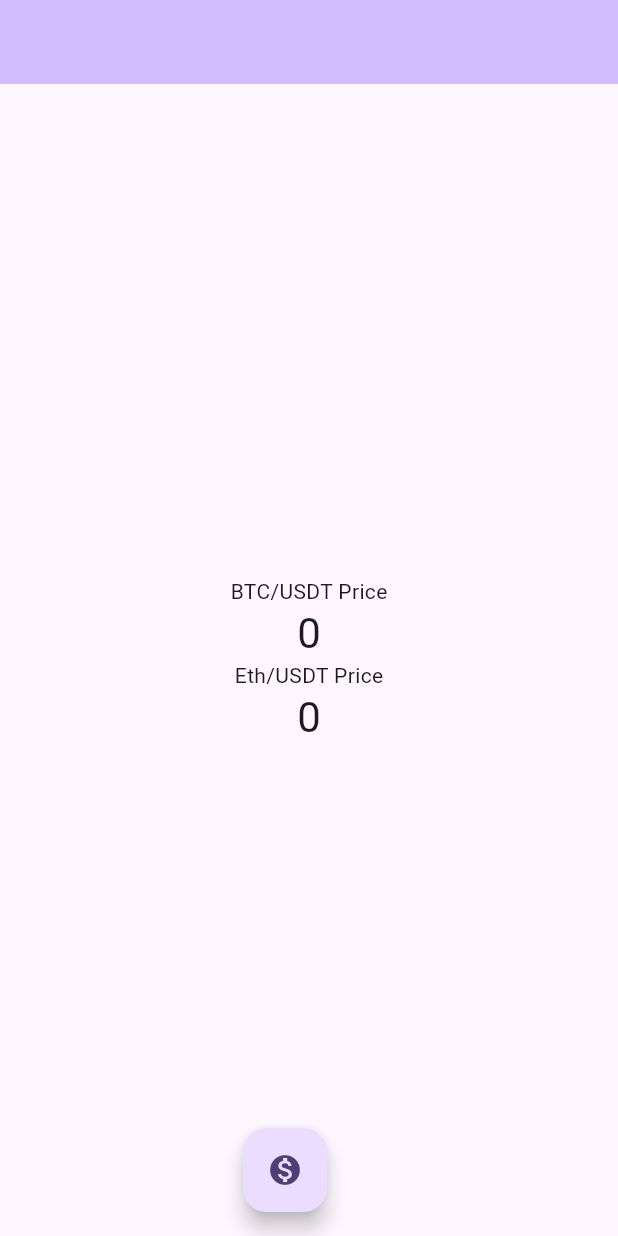
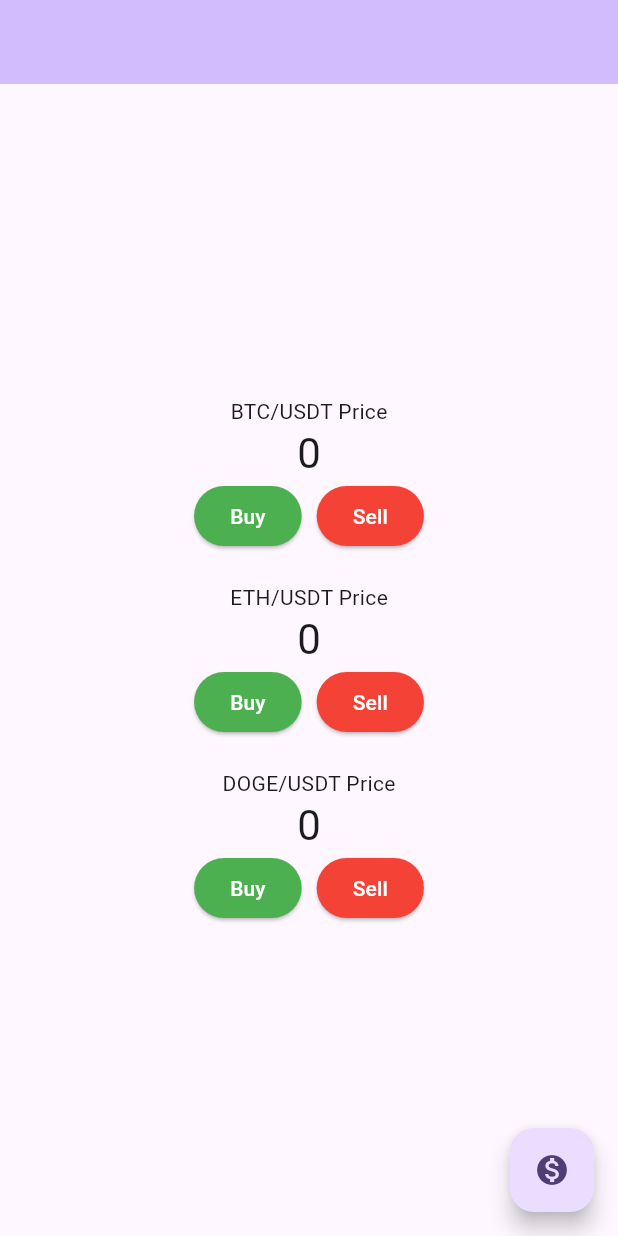
Before and after one commit to boraddhruvil771/flutterwebsocketexample, a Flutter app: the screen it shows after launch, after a tap on the "monetization on" icon, on a phone screen of 412 x 824 dp. Run offline on Flutter 3.47's test engine with Material 2 defaults, Android fonts, the phone set to English and light mode, and no system bars; our stand-ins replace flutter_bloc; network calls fail.

Commit message:
added eth and doge

```diff
--- a/lib/cubit/websocket_demo_cubit.dart
+++ b/lib/cubit/websocket_demo_cubit.dart
@@ -1,32 +1,62 @@
+import 'dart:convert';
+
+import 'package:flutter/cupertino.dart';
 import 'package:flutter_bloc/flutter_bloc.dart';
-import 'package:flutter/cupertino.dart';
 import 'package:web_socket_channel/io.dart';
 
 part 'websocket_demo_state.dart';
 
+// websocket_demo_cubit.dart
+
 class WebsocketDemoCubit extends Cubit<WebsocketDemoState> {
-  late IOWebSocketChannel channel;
-  final List<String> messages = [];
+  late IOWebSocketChannel btcChannel;
+  late IOWebSocketChannel ethChannel;
+  late IOWebSocketChannel dogeChannel;
 
   WebsocketDemoCubit() : super(WebsocketDemoInitial());
 
   void connectWebSocket() {
     emit(WebsocketDemoConnecting());
-    Future.delayed(
-      const Duration(milliseconds: 200),
-      () {
-        channel = IOWebSocketChannel.connect('ws://echo.websocket.org');
-        emit(WebsocketDemoConnected(messages: []));
-        channel.stream.listen((message) {
-          print("message----> $message");
-          messages.add(message);
-          emit(WebsocketDemoConnected(messages: messages));
+
+    // Connect to BTC, ETH, and DOGE WebSocket streams
+    btcChannel = IOWebSocketChannel.connect(
+        'wss://stream.binance.com:9443/ws/btcusdt@trade');
+    ethChannel = IOWebSocketChannel.connect(
+        'wss://stream.binance.com:9443/ws/ethusdt@trade');
+    dogeChannel = IOWebSocketChannel.connect(
+        'wss://stream.binance.com:9443/ws/dogeusdt@trade');
+
+    // Listen for BTC price updates
+    btcChannel.stream.listen((btcMessage) {
+      final btcData = jsonDecode(btcMessage);
+      final btcPrice = btcData['p'];
+
+      // Listen for ETH price updates
+      ethChannel.stream.listen((ethMessage) {
+        final ethData = jsonDecode(ethMessage);
+        final ethPrice = ethData['p'];
+
+        // Listen for DOGE price updates
+        dogeChannel.stream.listen((dogeMessage) {
+          final dogeData = jsonDecode(dogeMessage);
+          final dogePrice = dogeData['p'];
+
+          emit(WebsocketDemoConnected(
+            btcPrice: btcPrice,
+            ethPrice: ethPrice,
+            dogePrice: dogePrice,
+            messages: [],
+          ));
         });
-      },
-    );
+      });
+    });
   }
 
-  void sendMessage(String message) {
-    channel.sink.add(message);
+  void disconnectWebSocket() {
+    btcChannel.sink.close();
+    ethChannel.sink.close();
+    dogeChannel.sink.close();
   }
+
+  void sendMessage(String message) {}
 }
--- a/lib/cubit/websocket_demo_state.dart
+++ b/lib/cubit/websocket_demo_state.dart
@@ -8,7 +8,15 @@ final class WebsocketDemoInitial extends WebsocketDemoState {}
 final class WebsocketDemoConnecting extends WebsocketDemoState {}
 
 final class WebsocketDemoConnected extends WebsocketDemoState {
+  final String btcPrice;
+  final String ethPrice;
+  final String dogePrice;
   final List<String> messages;
 
-  WebsocketDemoConnected({required this.messages});
+  WebsocketDemoConnected({
+    required this.btcPrice,
+    required this.ethPrice,
+    required this.dogePrice,
+    required this.messages,
+  });
 }
--- a/lib/main.dart
+++ b/lib/main.dart
@@ -1,8 +1,5 @@
-import 'dart:convert';
-
 import 'package:flutter/material.dart';
 import 'package:flutter_bloc/flutter_bloc.dart';
-import 'package:web_socket_channel/io.dart';
 
 import 'cubit/websocket_demo_cubit.dart';
 
@@ -19,6 +16,7 @@ class MyApp extends StatelessWidget {
       create: (context) => WebsocketDemoCubit(),
       child: MaterialApp(
         title: 'Flutter Demo',
+        debugShowCheckedModeBanner: false,
         theme: ThemeData(
           colorScheme: ColorScheme.fromSeed(seedColor: Colors.deepPurple),
           useMaterial3: true,
@@ -41,34 +39,6 @@ class MyHomePage extends StatefulWidget {
 }
 
 class _MyHomePageState extends State<MyHomePage> {
-  String _price = "0";
-  String _ethPrice = "0";
-
-  void _incrementCounter() {
-    streamListener();
-  }
-
-  void closeConnection() {
-    channel.sink.close();
-  }
-
-  final channel = IOWebSocketChannel.connect(
-      'wss://stream.binance.com:9443/ws/btcusdt@trade');
-
-  streamListener() {
-    channel.stream.listen((message) {
-      // channel.sink.add('received!');
-      // channel.sink.close(status.goingAway);
-      Map getData = jsonDecode(message);
-      setState(() {
-        _price = getData['p'];
-        _ethPrice = getData['q'];
-      });
-      print(getData['p']);
-      print(getData['q']);
-    });
-  }
-
   @override
   Widget build(BuildContext context) {
     return Scaffold(
@@ -77,41 +47,127 @@ class _MyHomePageState extends State<MyHomePage> {
         title: Text(widget.title),
       ),
       body: Center(
-        child: Column(
+        child: BlocBuilder<WebsocketDemoCubit, WebsocketDemoState>(
+          builder: (context, state) {
+            String btcPrice = "0";
+            String ethPrice = "0";
+            String dogePrice = "0";
+
+            if (state is WebsocketDemoConnected) {
+              btcPrice = state.btcPrice;
+              ethPrice = state.ethPrice;
+              dogePrice = state.dogePrice;
+            }
+
+            return Column(
               mainAxisAlignment: MainAxisAlignment.center,
               children: <Widget>[
-            const Text(
-              'BTC/USDT Price',
-            ),
+                const Text('BTC/USDT Price'),
                 Text(
-              _price,
+                  btcPrice,
                   style: Theme.of(context).textTheme.headlineMedium,
                 ),
-            const Text(
-              'Eth/USDT Price',
+                Row(
+                  mainAxisAlignment: MainAxisAlignment.center,
+                  children: [
+                    ElevatedButton(
+                      style: ElevatedButton.styleFrom(
+                        backgroundColor: Colors.green,
                       ),
-            Text(
-              _ethPrice,
-              style: Theme.of(context).textTheme.headlineMedium,
+                      onPressed: () {
+                        // Handle Buy BTC
+                      },
+                      child: const Text('Buy',
+                          style: TextStyle(color: Colors.white)),
+                    ),
+                    const SizedBox(width: 10),
+                    ElevatedButton(
+                      style: ElevatedButton.styleFrom(
+                        backgroundColor: Colors.red,
+                      ),
+                      onPressed: () {
+                        // Handle Sell BTC
+                      },
+                      child: const Text('Sell',
+                          style: TextStyle(color: Colors.white)),
                     ),
                   ],
                 ),
+                const SizedBox(height: 20),
+                const Text('ETH/USDT Price'),
+                Text(
+                  ethPrice,
+                  style: Theme.of(context).textTheme.headlineMedium,
                 ),
-      floatingActionButton: Row(
-        mainAxisSize: MainAxisSize.max,
-        mainAxisAlignment: MainAxisAlignment.spaceEvenly,
+                Row(
+                  mainAxisAlignment: MainAxisAlignment.center,
                   children: [
-          /*  FloatingActionButton(
-            onPressed: closeConnection,
-            tooltip: 'Increment',
-            child: const Icon(Icons.disabled_by_default),
-          ),*/
-          FloatingActionButton(
-            onPressed: _incrementCounter,
-            tooltip: 'Increment',
-            child: const Icon(Icons.monetization_on_sharp),
+                    ElevatedButton(
+                      style: ElevatedButton.styleFrom(
+                        backgroundColor: Colors.green,
+                      ),
+                      onPressed: () {
+                        // Handle Buy ETH
+                      },
+                      child: const Text('Buy',
+                          style: TextStyle(color: Colors.white)),
+                    ),
+                    const SizedBox(width: 10),
+                    ElevatedButton(
+                      style: ElevatedButton.styleFrom(
+                        backgroundColor: Colors.red,
+                      ),
+                      onPressed: () {
+                        // Handle Sell ETH
+                      },
+                      child: const Text('Sell',
+                          style: TextStyle(color: Colors.white)),
                     ),
                   ],
+                ),
+                const SizedBox(height: 20),
+                const Text('DOGE/USDT Price'),
+                Text(
+                  dogePrice,
+                  style: Theme.of(context).textTheme.headlineMedium,
+                ),
+                Row(
+                  mainAxisAlignment: MainAxisAlignment.center,
+                  children: [
+                    ElevatedButton(
+                      style: ElevatedButton.styleFrom(
+                        backgroundColor: Colors.green,
+                      ),
+                      onPressed: () {
+                        // Handle Buy DOGE
+                      },
+                      child: const Text('Buy',
+                          style: TextStyle(color: Colors.white)),
+                    ),
+                    const SizedBox(width: 10),
+                    ElevatedButton(
+                      style: ElevatedButton.styleFrom(
+                        backgroundColor: Colors.red,
+                      ),
+                      onPressed: () {
+                        // Handle Sell DOGE
+                      },
+                      child: const Text('Sell',
+                          style: TextStyle(color: Colors.white)),
+                    ),
+                  ],
+                ),
+              ],
+            );
+          },
+        ),
+      ),
+      floatingActionButton: FloatingActionButton(
+        onPressed: () {
+          context.read<WebsocketDemoCubit>().connectWebSocket();
+        },
+        tooltip: 'Connect WebSocket',
+        child: const Icon(Icons.monetization_on_sharp),
       ),
     );
   }
--- a/lib/websocket_demo.dart
+++ b/lib/websocket_demo.dart
@@ -77,7 +77,7 @@ class _WebSocketDemoState extends State<WebSocketDemo> {
                           ),
                         ),
                         IconButton(
-                          icon: Icon(Icons.send),
+                          icon: const Icon(Icons.send),
                           onPressed: () {
                             final message = _controller.text;
                             if (message.isNotEmpty) {
@@ -120,7 +120,7 @@ class _WebSocketDemoState extends State<WebSocketDemo> {
                         ),
                       ),
                       IconButton(
-                        icon: Icon(Icons.send),
+                        icon: const Icon(Icons.send),
                         onPressed: () {
                           final message = _controller.text;
                           if (message.isNotEmpty) {
```
Lines whose indentation alone changed are shown as unchanged.
